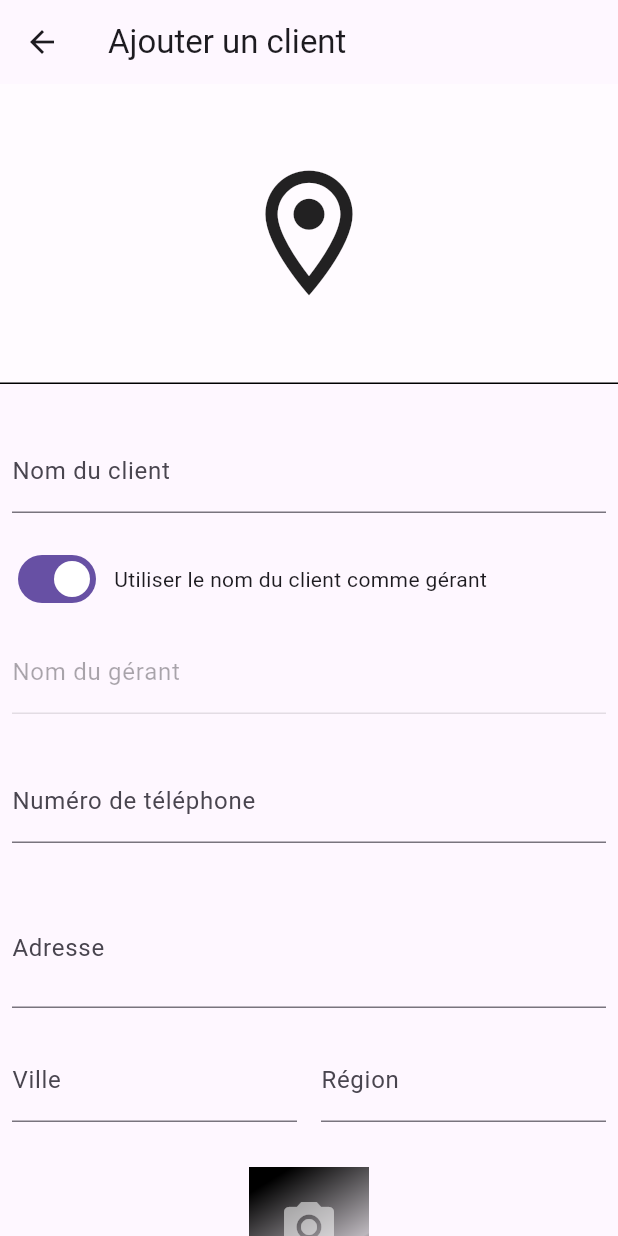
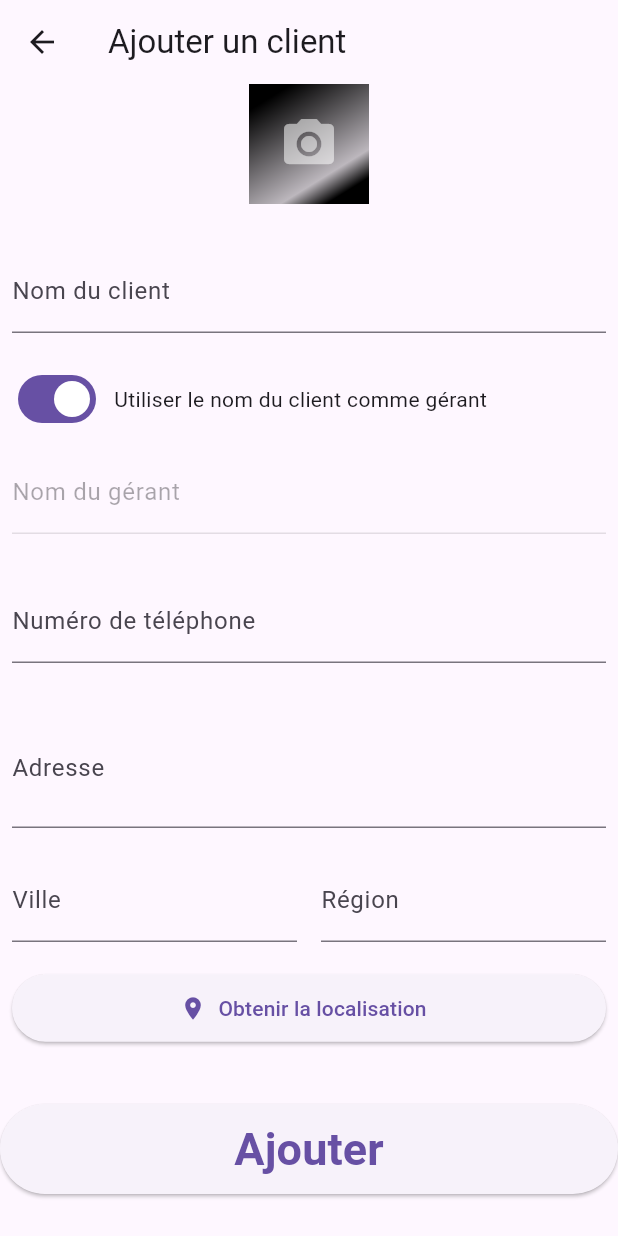
Before and after one commit to chamiabdellah/preSales, a Flutter app: the AddCustomerScreen screen opened directly, on a phone screen of 412 x 824 dp. Run offline on Flutter 3.47's test engine with Material 3 defaults, Android fonts, the phone set to English and light mode, and no system bars; our stand-ins replace badges, cached_network_image, firebase_auth, firebase_core, firebase_storage, flutter_riverpod and 5 more; missing offline and left inert: mobile_scanner; accounts and stored records are empty.

Commit message:
rearange image and location of the customer - Amazon Q

```diff
--- a/lib/screens/manageCustomers/addCustomerScreen.dart
+++ b/lib/screens/manageCustomers/addCustomerScreen.dart
@@ -188,20 +188,8 @@ class _AddCustomerScreenState extends ConsumerState<AddCustomerScreen> {
             child: Column(
               mainAxisSize: MainAxisSize.min,
               children: [
-                InkWell(
-                  onTap: _getUserLocation,
-                  child: Container(
-                    decoration: const BoxDecoration(
-                      border: Border(bottom: BorderSide(width: 1)),
-                      color: Colors.white54,
-                    ),
-                    height: 200,
-                    width: double.infinity,
-                    child: const Icon(
-                      Icons.location_on_outlined,
-                      size: 100,
-                    ),
-                  ),
+                PickImageCamera(
+                  onPick: setCustomerImage,
                 ),
                 const SizedBox(
                   height: 30,
@@ -335,10 +323,18 @@ class _AddCustomerScreenState extends ConsumerState<AddCustomerScreen> {
                   ),
                 ),
                 const SizedBox(
-                  height: 30,
+                  height: 20,
                 ),
-                PickImageCamera(
-                  onPick: setCustomerImage,
+                Padding(
+                  padding: const EdgeInsets.symmetric(horizontal: 8),
+                  child: ElevatedButton.icon(
+                    onPressed: _getUserLocation,
+                    icon: const Icon(Icons.location_on),
+                    label: const Text("Obtenir la localisation"),
+                    style: ElevatedButton.styleFrom(
+                      minimumSize: const Size(double.infinity, 45),
+                    ),
+                  ),
                 ),
                 const SizedBox(
                   height: 30,
```
